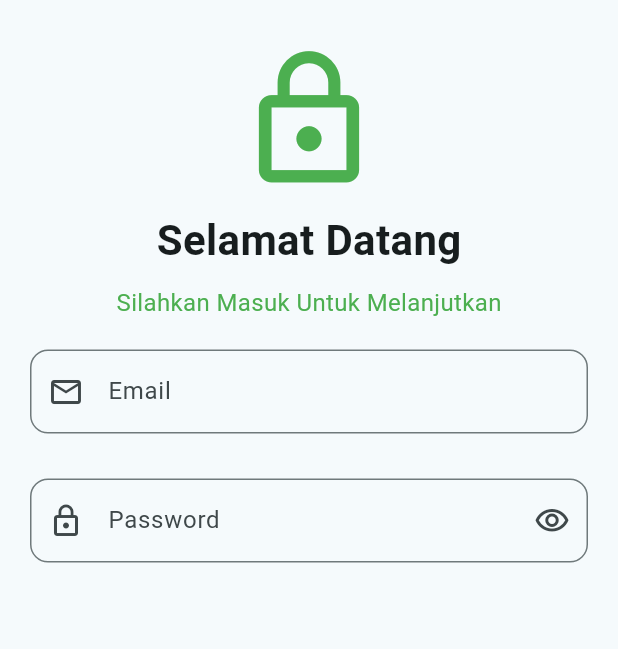
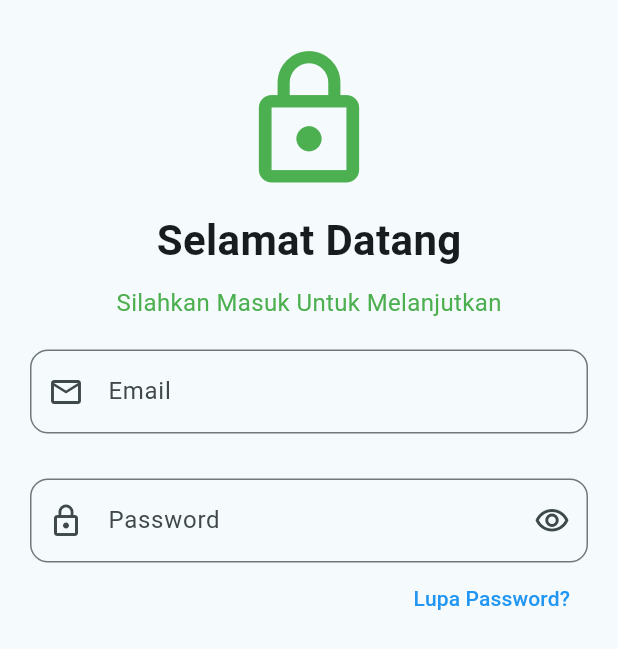
Before and after one commit to cendyal-hub/KB1179_1123150136_UTS, a Flutter app: the Login screen opened directly, on a phone screen of 412 x 824 dp. Shown: the top 649 px of the screen. Run offline on Flutter 3.47's test engine with Material 3 defaults, Android fonts, the phone set to English and light mode, and no system bars.

Commit message:
menambahkan Align Lupa Password di file Login

```diff
--- a/lib/screen/Login.dart
+++ b/lib/screen/Login.dart
@@ -63,6 +63,19 @@ class Login extends StatelessWidget {
                       borderRadius: BorderRadius.circular(12),
                     )
                   ),
+                ),
+                Align(
+                  alignment: Alignment.centerRight,
+                  child: TextButton(
+                    onPressed: () {
+
+                  }, child: const Text(
+                    "Lupa Password?",
+                    style: TextStyle(
+                      fontSize: 14.0,
+                      color: Colors.blue,
+                    ),
+                  ),),
                 )
               ],
             ),
```
